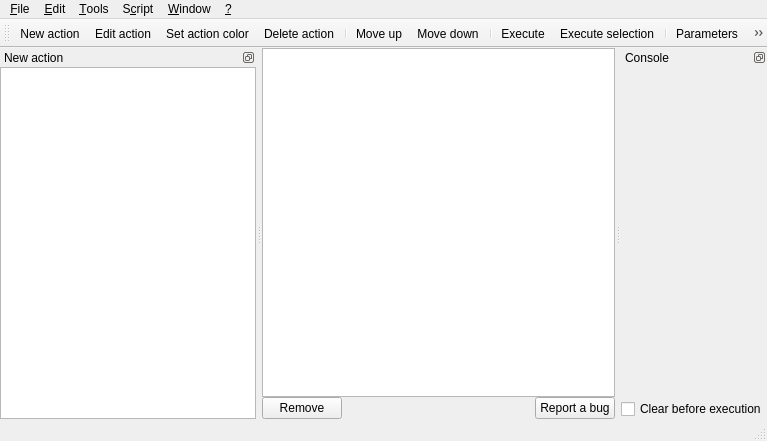
First picture: the form in gui/mainwindow.ui, repository Jmgr/actiona, before the edit.
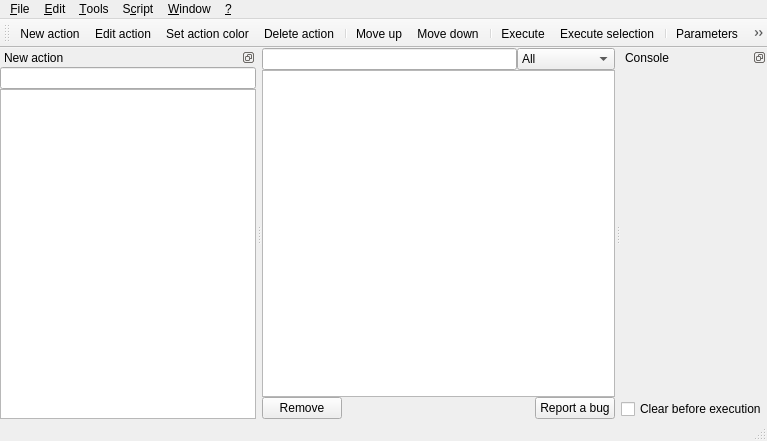
Second picture: the form after the edit. Icons and pictures are not drawn. Custom widgets are drawn as their Qt base class.

Commit message: Gui - removed fade-in and fade-out effects for the main window - added filters for the action list and the script contents

What changed in the file:
```diff
--- a/gui/mainwindow.ui
+++ b/gui/mainwindow.ui
@@ -21,7 +21,7 @@
    <set>QMainWindow::AllowTabbedDocks|QMainWindow::AnimatedDocks</set>
   </property>
   <widget class="QWidget" name="centralwidget">
-   <layout class="QVBoxLayout" name="verticalLayout_2" stretch="0,0">
+   <layout class="QVBoxLayout" name="verticalLayout_2" stretch="0,0,0">
     <property name="spacing">
      <number>0</number>
     </property>
@@ -37,6 +37,40 @@
     <property name="bottomMargin">
      <number>0</number>
     </property>
+    <item>
+     <layout class="QHBoxLayout" name="horizontalLayout_2">
+      <property name="spacing">
+       <number>0</number>
+      </property>
+      <item>
+       <widget class="FilterLineEdit" name="filterScriptLineEdit"/>
+      </item>
+      <item>
+       <widget class="QComboBox" name="filterScriptCriterionComboBox">
+        <item>
+         <property name="text">
+          <string>All</string>
+         </property>
+        </item>
+        <item>
+         <property name="text">
+          <string>Label</string>
+         </property>
+        </item>
+        <item>
+         <property name="text">
+          <string>Action name</string>
+         </property>
+        </item>
+        <item>
+         <property name="text">
+          <string>Comment</string>
+         </property>
+        </item>
+       </widget>
+      </item>
+     </layout>
+    </item>
     <item>
      <widget class="ScriptTableView" name="scriptView">
       <property name="contextMenuPolicy">
@@ -66,30 +100,12 @@
       <property name="selectionBehavior">
        <enum>QAbstractItemView::SelectRows</enum>
       </property>
-      <property name="showGrid">
-       <bool>false</bool>
-      </property>
-      <attribute name="horizontalHeaderHighlightSections">
-       <bool>false</bool>
-      </attribute>
-      <attribute name="horizontalHeaderShowSortIndicator" stdset="0">
-       <bool>false</bool>
-      </attribute>
-      <attribute name="horizontalHeaderStretchLastSection">
+      <property name="rootIsDecorated">
        <bool>true</bool>
-      </attribute>
-      <attribute name="verticalHeaderVisible">
+      </property>
+      <property name="sortingEnabled">
        <bool>false</bool>
-      </attribute>
-      <attribute name="verticalHeaderDefaultSectionSize">
-       <number>20</number>
-      </attribute>
-      <attribute name="verticalHeaderHighlightSections">
-       <bool>false</bool>
-      </attribute>
-      <attribute name="verticalHeaderMinimumSectionSize">
-       <number>0</number>
-      </attribute>
+      </property>
      </widget>
     </item>
     <item>
@@ -312,7 +328,10 @@
       <number>0</number>
      </property>
      <item>
-      <widget class="NewActionTreeWidget" name="newActionTreeWidget">
+      <widget class="FilterLineEdit" name="filterActionLineEdit"/>
+     </item>
+     <item>
+      <widget class="QTreeView" name="newActionTreeView">
        <property name="editTriggers">
         <set>QAbstractItemView::NoEditTriggers</set>
        </property>
@@ -331,17 +350,9 @@
        <property name="animated">
         <bool>true</bool>
        </property>
-       <property name="columnCount">
-        <number>1</number>
-       </property>
        <attribute name="headerVisible">
         <bool>false</bool>
        </attribute>
-       <column>
-        <property name="text">
-         <string/>
-        </property>
-       </column>
       </widget>
      </item>
     </layout>
@@ -919,22 +930,22 @@
    <extends>QPushButton</extends>
    <header>deleteactionpushbutton.h</header>
   </customwidget>
-  <customwidget>
-   <class>NewActionTreeWidget</class>
-   <extends>QTreeWidget</extends>
-   <header>newactiontreewidget.h</header>
-  </customwidget>
-  <customwidget>
-   <class>ScriptTableView</class>
-   <extends>QTableView</extends>
-   <header>scripttableview.h</header>
-  </customwidget>
   <customwidget>
    <class>ActionTools::ConsoleWidget</class>
    <extends>QWidget</extends>
    <header>consolewidget.h</header>
    <container>1</container>
   </customwidget>
+  <customwidget>
+   <class>ScriptTableView</class>
+   <extends>QTreeView</extends>
+   <header>scripttableview.h</header>
+  </customwidget>
+  <customwidget>
+   <class>FilterLineEdit</class>
+   <extends>QLineEdit</extends>
+   <header>filterlineedit.h</header>
+  </customwidget>
  </customwidgets>
  <resources>
   <include location="../actiontools/actiontools.qrc"/>
```
Left out of the diff: 7 changed lines with no effect on the pictures. The commit also changes 20 other files.
